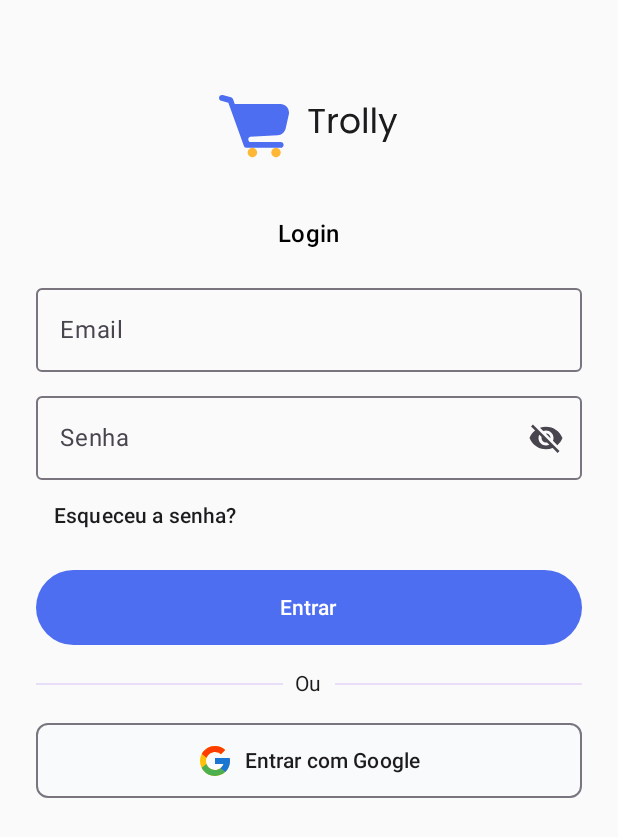
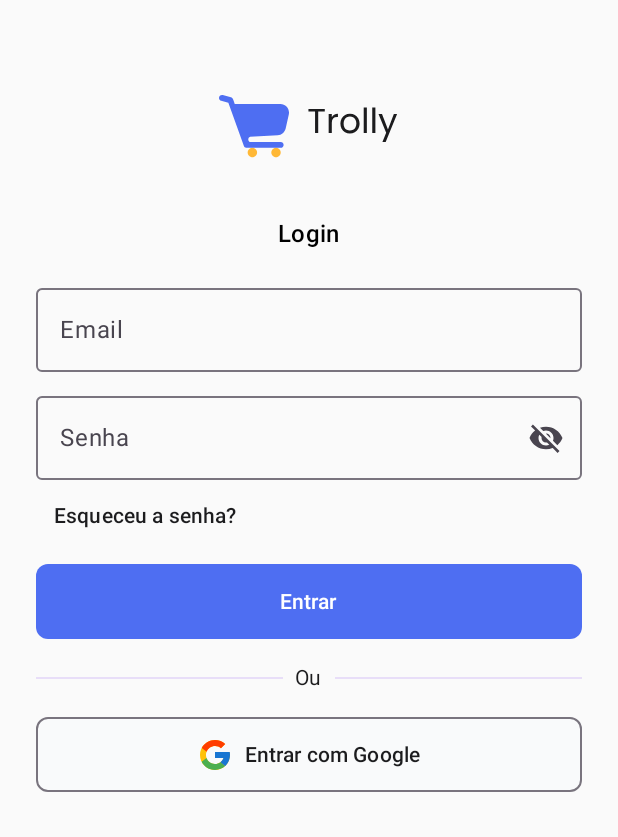
Before and after one commit to andersonlourenc/trolly, an Android app built with Jetpack Compose: the screen it shows after launch (MainActivity), after a tap on "Já tenho uma conta", on a phone screen of 412 x 824 dp. Shown: the top 837 px of the screen. Run offline under Robolectric (Android 15) with nearby library versions, the phone set to English and light mode, and no system bars.

Commit message:
adjust the enter button

```diff
--- a/app/src/main/java/com/lourenc/trolly/ui/screens/LoginScreen.kt
+++ b/app/src/main/java/com/lourenc/trolly/ui/screens/LoginScreen.kt
@@ -142,7 +142,7 @@ fun LoginScreen(navController: NavController, context: Context) {
 
         }
 
-        Spacer(modifier = Modifier.height(12.dp))
+        Spacer(modifier = Modifier.height(8.dp))
 
         // Botão Entrar
         Button(
@@ -151,6 +151,7 @@ fun LoginScreen(navController: NavController, context: Context) {
             },
             modifier = Modifier.fillMaxWidth()
                 .height(50.dp),
+            shape = MaterialTheme.shapes.medium,
             colors = ButtonDefaults.buttonColors(
                 containerColor = MaterialTheme.colorScheme.primary,
                 contentColor = MaterialTheme.colorScheme.surface
```
